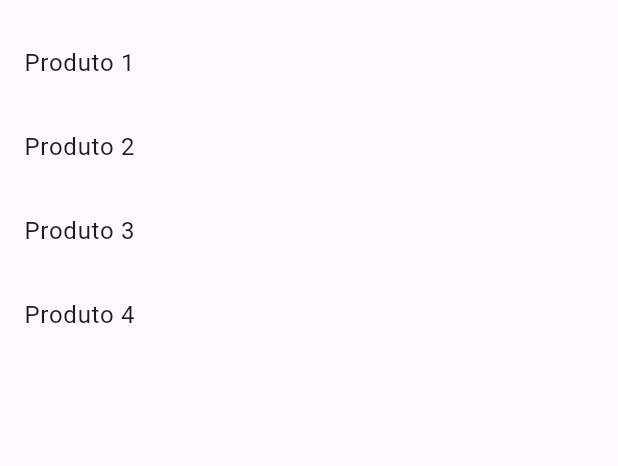
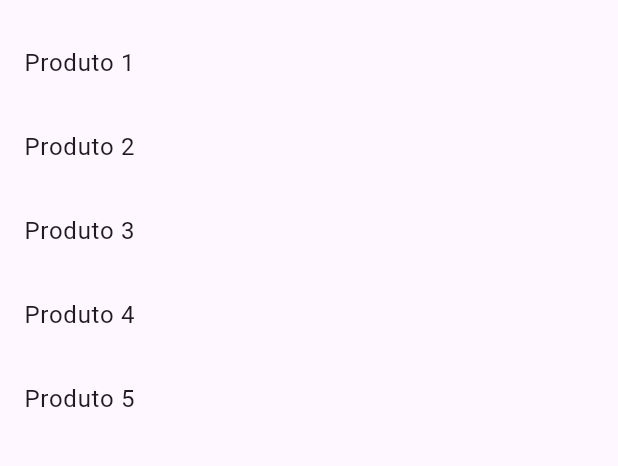
Before and after one commit to luisgustavoo/catalog, a Flutter app: the screen it shows after launch, on a phone screen of 412 x 824 dp, the part 63-529 px from its top. Run offline on Flutter 3.47's test engine with Material 3 defaults, Android fonts, the phone set to English and light mode, and no system bars; our stand-ins replace go_router.

Commit message:
Adds a new product to the catalog
Adds a new product entry to the catalog screen.
This change enhances the catalog by increasing the product variety.

```diff
--- a/lib/catalog/widgets/catalog_screen.dart
+++ b/lib/catalog/widgets/catalog_screen.dart
@@ -13,6 +13,7 @@ class CatalogScreen extends StatelessWidget {
           ListTile(title: Text('Produto 2')),
           ListTile(title: Text('Produto 3')),
           ListTile(title: Text('Produto 4')),
+          ListTile(title: Text('Produto 5')),
         ],
       ),
     );
```
